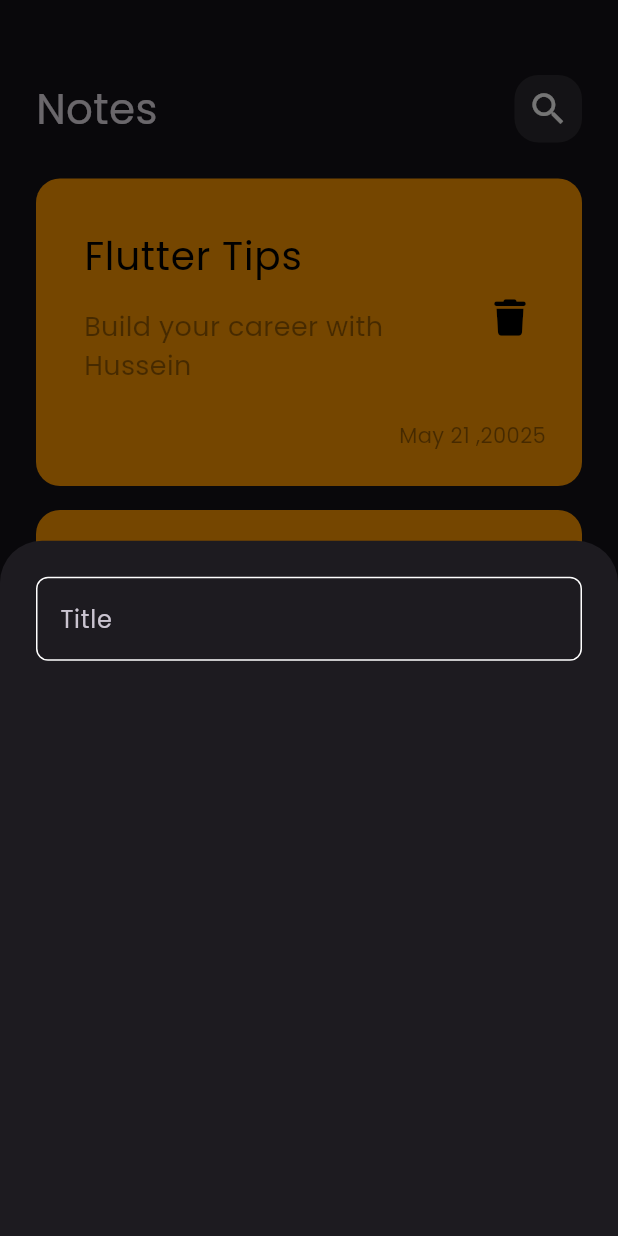
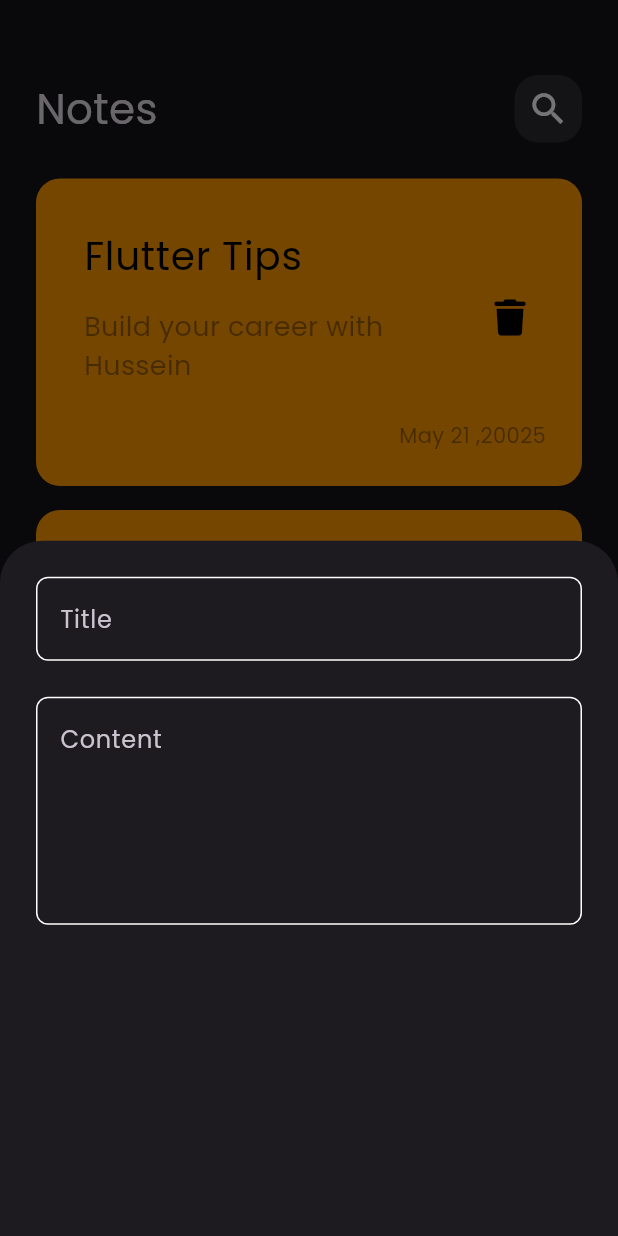
Before and after one commit to Hussein891/notes_app, a Flutter app: the screen it shows after launch, after a tap on the "add" icon, on a phone screen of 412 x 824 dp. Run offline on Flutter 3.47's test engine with Material 3 defaults, Android fonts, the phone set to English and light mode, and no system bars; our stand-ins replace font_awesome_flutter.

Commit message:
add fields to bottom sheet

```diff
--- a/lib/widgets/add_note_bottomsheet.dart
+++ b/lib/widgets/add_note_bottomsheet.dart
@@ -12,7 +12,16 @@ class AddNoteBottomsheet extends StatelessWidget {
         SizedBox(
           height: 24,
         ),
-        CustomTextField(),
+        CustomTextField(
+          hint: 'Title',
+        ),
+        SizedBox(
+          height: 24,
+        ),
+        CustomTextField(
+          hint: 'Content',
+          maxLines: 5,
+        ),
       ]),
     );
   }
--- a/lib/widgets/custom_text_field.dart
+++ b/lib/widgets/custom_text_field.dart
@@ -2,14 +2,16 @@ import 'package:flutter/material.dart';
 import 'package:notes_app/const.dart';
 
 class CustomTextField extends StatelessWidget {
-  const CustomTextField({super.key});
-
+  const CustomTextField({super.key, required this.hint, this.maxLines = 1});
+  final String hint;
+  final int maxLines;
   @override
   Widget build(BuildContext context) {
     return TextField(
       cursorColor: kPreimColor,
+      maxLines: maxLines,
       decoration: InputDecoration(
-        hintText: 'Title',
+        hintText: hint,
         helperStyle: TextStyle(color: kPreimColor),
         border: buildBorder(),
         enabledBorder: buildBorder(),
```
